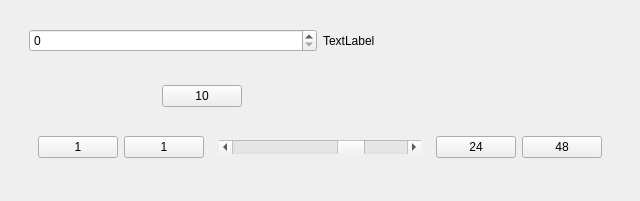
Before: the Qt Designer form helga/maya/import_export/asset_manager/media/table_view_editor_framerange.ui in timmwagener/helga, drawn with Qt 5.
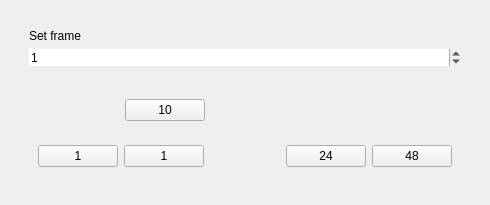
After: the same form once the commit is applied.

Commit message: Maya: 1. Added table_view_editor_nodepicker.py and table_view_editor_framerange.py to AssetManager. The table_view_editor_nodepicker still needs to be formated. 2. Changed header on AssetManager

```diff
--- a/helga/maya/import_export/asset_manager/media/table_view_editor_framerange.ui
+++ b/helga/maya/import_export/asset_manager/media/table_view_editor_framerange.ui
@@ -6,33 +6,79 @@
    <rect>
     <x>0</x>
     <y>0</y>
-    <width>640</width>
-    <height>197</height>
+    <width>486</width>
+    <height>205</height>
    </rect>
   </property>
+  <property name="sizePolicy">
+   <sizepolicy hsizetype="Minimum" vsizetype="Minimum">
+    <horstretch>0</horstretch>
+    <verstretch>0</verstretch>
+   </sizepolicy>
+  </property>
   <property name="windowTitle">
    <string>Form</string>
   </property>
+  <property name="autoFillBackground">
+   <bool>false</bool>
+  </property>
+  <property name="styleSheet">
+   <string notr="true"/>
+  </property>
   <layout class="QHBoxLayout" name="horizontalLayout_5">
    <item>
     <widget class="QWidget" name="widget" native="true">
      <property name="sizePolicy">
-      <sizepolicy hsizetype="Preferred" vsizetype="Preferred">
+      <sizepolicy hsizetype="Minimum" vsizetype="Minimum">
        <horstretch>0</horstretch>
        <verstretch>0</verstretch>
       </sizepolicy>
      </property>
+     <property name="styleSheet">
+      <string notr="true"/>
+     </property>
      <layout class="QVBoxLayout" name="verticalLayout_2">
       <item>
-       <widget class="QWidget" name="widget_2" native="true">
-        <layout class="QHBoxLayout" name="horizontalLayout">
+       <widget class="QWidget" name="wdgt_frame" native="true">
+        <property name="sizePolicy">
+         <sizepolicy hsizetype="Expanding" vsizetype="Fixed">
+          <horstretch>0</horstretch>
+          <verstretch>0</verstretch>
+         </sizepolicy>
+        </property>
+        <property name="minimumSize">
+         <size>
+          <width>0</width>
+          <height>20</height>
+         </size>
+        </property>
+        <property name="styleSheet">
+         <string notr="true"/>
+        </property>
+        <layout class="QVBoxLayout" name="lyt_frame">
          <item>
-          <widget class="QSpinBox" name="spinBox"/>
-         </item>
-         <item>
-          <widget class="QLabel" name="label">
+          <widget class="QLabel" name="lbl_framesource">
+           <property name="styleSheet">
+            <string notr="true"/>
+           </property>
            <property name="text">
-            <string>TextLabel</string>
+            <string>Set frame</string>
+           </property>
+          </widget>
+         </item>
+         <item>
+          <widget class="QSpinBox" name="spnbx_frame">
+           <property name="frame">
+            <bool>false</bool>
+           </property>
+           <property name="minimum">
+            <number>-999999</number>
+           </property>
+           <property name="maximum">
+            <number>999999</number>
+           </property>
+           <property name="value">
+            <number>1</number>
            </property>
           </widget>
          </item>
@@ -40,30 +86,69 @@
        </widget>
       </item>
       <item>
-       <widget class="QWidget" name="widget_3" native="true">
+       <widget class="QWidget" name="wdgt_range_and_time_slider" native="true">
+        <property name="sizePolicy">
+         <sizepolicy hsizetype="Expanding" vsizetype="Fixed">
+          <horstretch>0</horstretch>
+          <verstretch>0</verstretch>
+         </sizepolicy>
+        </property>
+        <property name="minimumSize">
+         <size>
+          <width>0</width>
+          <height>40</height>
+         </size>
+        </property>
         <layout class="QVBoxLayout" name="verticalLayout_3">
          <item>
-          <widget class="QWidget" name="widget_4" native="true">
-           <layout class="QHBoxLayout" name="horizontalLayout_2">
+          <widget class="QWidget" name="wdgt_frame_slider" native="true">
+           <property name="sizePolicy">
+            <sizepolicy hsizetype="Preferred" vsizetype="Preferred">
+             <horstretch>0</horstretch>
+             <verstretch>0</verstretch>
+            </sizepolicy>
+           </property>
+           <property name="minimumSize">
+            <size>
+             <width>0</width>
+             <height>0</height>
+            </size>
+           </property>
+           <layout class="QHBoxLayout" name="lyt_frame_slider">
             <item>
-             <widget class="QWidget" name="widget_6" native="true">
+             <widget class="QWidget" name="wdgt_frame_slider_left" native="true">
               <property name="sizePolicy">
                <sizepolicy hsizetype="Expanding" vsizetype="Preferred">
                 <horstretch>20</horstretch>
                 <verstretch>0</verstretch>
                </sizepolicy>
               </property>
+              <property name="styleSheet">
+               <string notr="true"/>
+              </property>
              </widget>
             </item>
             <item>
-             <widget class="QPushButton" name="pushButton_5">
+             <widget class="QPushButton" name="tmp_btn_get_current_frame">
+              <property name="sizePolicy">
+               <sizepolicy hsizetype="Minimum" vsizetype="Minimum">
+                <horstretch>0</horstretch>
+                <verstretch>0</verstretch>
+               </sizepolicy>
+              </property>
+              <property name="minimumSize">
+               <size>
+                <width>20</width>
+                <height>20</height>
+               </size>
+              </property>
               <property name="text">
                <string>10</string>
               </property>
              </widget>
             </item>
             <item>
-             <widget class="QWidget" name="widget_8" native="true">
+             <widget class="QWidget" name="wdgt_frame_slider_right" native="true">
               <property name="sizePolicy">
                <sizepolicy hsizetype="Expanding" vsizetype="Preferred">
                 <horstretch>60</horstretch>
@@ -76,47 +161,100 @@
           </widget>
          </item>
          <item>
-          <widget class="QWidget" name="widget_5" native="true">
-           <layout class="QHBoxLayout" name="horizontalLayout_3">
+          <widget class="QWidget" name="wdgt_range_slider" native="true">
+           <property name="sizePolicy">
+            <sizepolicy hsizetype="Preferred" vsizetype="Preferred">
+             <horstretch>0</horstretch>
+             <verstretch>0</verstretch>
+            </sizepolicy>
+           </property>
+           <property name="minimumSize">
+            <size>
+             <width>0</width>
+             <height>0</height>
+            </size>
+           </property>
+           <layout class="QHBoxLayout" name="lyt_range_slider">
             <item>
-             <widget class="QPushButton" name="pushButton_2">
+             <widget class="QPushButton" name="tmp_btn_complete_range_start">
+              <property name="sizePolicy">
+               <sizepolicy hsizetype="Minimum" vsizetype="Expanding">
+                <horstretch>0</horstretch>
+                <verstretch>0</verstretch>
+               </sizepolicy>
+              </property>
+              <property name="minimumSize">
+               <size>
+                <width>20</width>
+                <height>0</height>
+               </size>
+              </property>
               <property name="text">
                <string>1</string>
               </property>
              </widget>
             </item>
             <item>
-             <widget class="QPushButton" name="pushButton">
+             <widget class="QPushButton" name="tmp_btn_current_range_start">
               <property name="sizePolicy">
-               <sizepolicy hsizetype="Minimum" vsizetype="Fixed">
+               <sizepolicy hsizetype="Minimum" vsizetype="Expanding">
                 <horstretch>0</horstretch>
                 <verstretch>0</verstretch>
                </sizepolicy>
               </property>
+              <property name="minimumSize">
+               <size>
+                <width>20</width>
+                <height>0</height>
+               </size>
+              </property>
               <property name="text">
                <string>1</string>
               </property>
              </widget>
             </item>
             <item>
-             <widget class="QWidget" name="widget_9" native="true">
+             <widget class="QWidget" name="wdgt_range_scrollbar" native="true">
               <property name="sizePolicy">
-               <sizepolicy hsizetype="Expanding" vsizetype="Preferred">
+               <sizepolicy hsizetype="Expanding" vsizetype="Expanding">
                 <horstretch>0</horstretch>
                 <verstretch>0</verstretch>
                </sizepolicy>
               </property>
               <layout class="QHBoxLayout" name="horizontalLayout_4">
                <item>
-                <widget class="QScrollBar" name="horizontalScrollBar">
-                 <property name="sliderPosition">
-                  <number>70</number>
+                <widget class="QWidget" name="wdgt_range_slider_left" native="true">
+                 <property name="sizePolicy">
+                  <sizepolicy hsizetype="Preferred" vsizetype="Preferred">
+                   <horstretch>60</horstretch>
+                   <verstretch>0</verstretch>
+                  </sizepolicy>
                  </property>
-                 <property name="orientation">
-                  <enum>Qt::Horizontal</enum>
+                </widget>
+               </item>
+               <item>
+                <widget class="QWidget" name="wdgt_range_slider_middle" native="true">
+                 <property name="sizePolicy">
+                  <sizepolicy hsizetype="Fixed" vsizetype="Preferred">
+                   <horstretch>0</horstretch>
+                   <verstretch>0</verstretch>
+                  </sizepolicy>
                  </property>
-                 <property name="invertedAppearance">
-                  <bool>false</bool>
+                 <property name="minimumSize">
+                  <size>
+                   <width>40</width>
+                   <height>0</height>
+                  </size>
+                 </property>
+                </widget>
+               </item>
+               <item>
+                <widget class="QWidget" name="wdgt_range_slider_right" native="true">
+                 <property name="sizePolicy">
+                  <sizepolicy hsizetype="Preferred" vsizetype="Preferred">
+                   <horstretch>30</horstretch>
+                   <verstretch>0</verstretch>
+                  </sizepolicy>
                  </property>
                 </widget>
                </item>
@@ -124,7 +262,22 @@
              </widget>
             </item>
             <item>
-             <widget class="QPushButton" name="pushButton_3">
+             <widget class="QPushButton" name="tmp_btn_current_range_end">
+              <property name="sizePolicy">
+               <sizepolicy hsizetype="Minimum" vsizetype="Expanding">
+                <horstretch>0</horstretch>
+                <verstretch>0</verstretch>
+               </sizepolicy>
+              </property>
+              <property name="minimumSize">
+               <size>
+                <width>20</width>
+                <height>0</height>
+               </size>
+              </property>
+              <property name="styleSheet">
+               <string notr="true"/>
+              </property>
               <property name="text">
                <string>24</string>
               </property>
@@ -134,10 +287,31 @@
              </widget>
             </item>
             <item>
-             <widget class="QPushButton" name="pushButton_4">
+             <widget class="QPushButton" name="tmp_btn_complete_range_end">
+              <property name="sizePolicy">
+               <sizepolicy hsizetype="Minimum" vsizetype="Expanding">
+                <horstretch>0</horstretch>
+                <verstretch>0</verstretch>
+               </sizepolicy>
+              </property>
+              <property name="minimumSize">
+               <size>
+                <width>20</width>
+                <height>0</height>
+               </size>
+              </property>
+              <property name="autoFillBackground">
+               <bool>false</bool>
+              </property>
+              <property name="styleSheet">
+               <string notr="true"/>
+              </property>
               <property name="text">
                <string>48</string>
               </property>
+              <property name="flat">
+               <bool>false</bool>
+              </property>
              </widget>
             </item>
            </layout>
```
Left out of the diff: 2 changed lines with no effect on the pictures. The commit also changes 13 other files.
